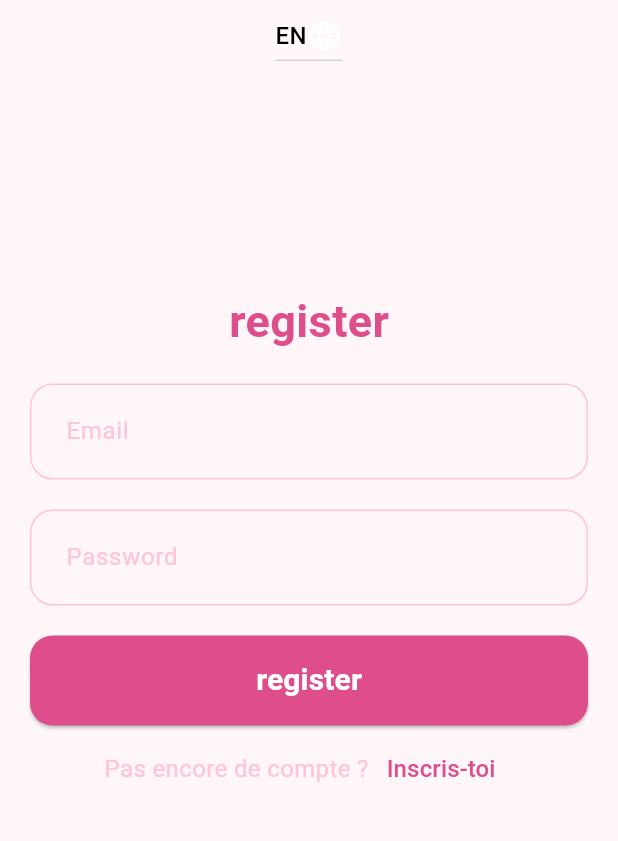
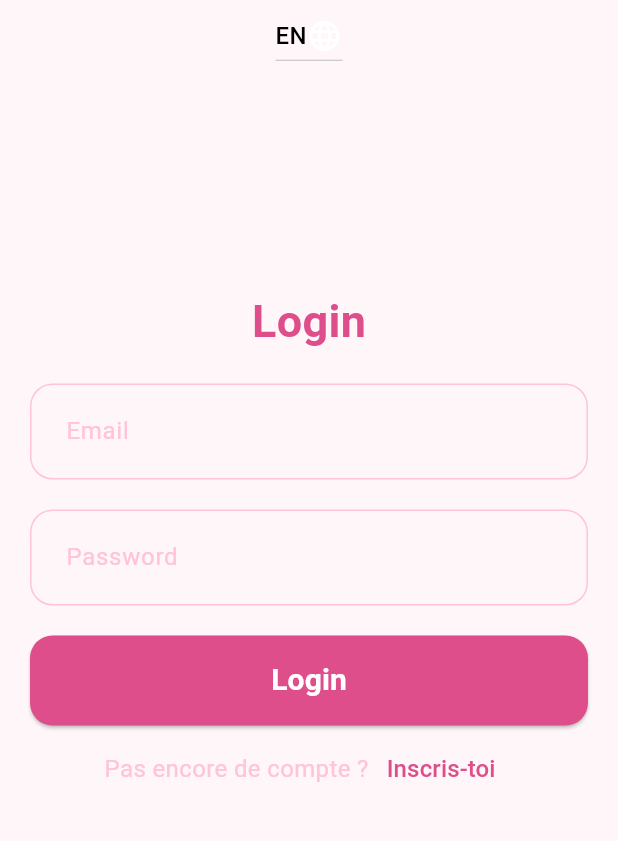
Before and after one commit to TheoBourdel/wedding-app, a Flutter app: the screen it shows after launch, on a phone screen of 412 x 824 dp, the part 277-1118 px from its top. Run offline on Flutter 3.47's test engine with Material 3 defaults, Android fonts, the light colour scheme and no system bars; our stand-ins replace flutter_bloc, flutter_i18n, flutter_rating_bar, font_awesome_flutter, iconsax, image_picker and 3 more; generated files the repository leaves out were written again.

Commit message:
some fix

```diff
--- a/client/lib/features/auth/pages/signin_page.dart
+++ b/client/lib/features/auth/pages/signin_page.dart
@@ -67,7 +67,7 @@ class _SignInPageState extends State<SignInPage> {
 
     return DropdownButton<String>(
       value: localeProvider.currentLocale.languageCode,
-      icon: Icon(Icons.language, color: Colors.white),
+      icon: const Icon(Icons.language, color: Colors.white),
       onChanged: (String? newValue) {
         if (newValue != null) {
           localeProvider.setLocale(newValue);
@@ -80,8 +80,8 @@ class _SignInPageState extends State<SignInPage> {
         return DropdownMenuItem<String>(
           value: value,
           child: Text(
-              value.toUpperCase(),
-              style: TextStyle(color: Colors.black)
+            value.toUpperCase(),
+            style: const TextStyle(color: Colors.black)
           ),
         );
       }).toList(),
@@ -126,8 +126,8 @@ class _SignInPageState extends State<SignInPage> {
                     mainAxisAlignment: MainAxisAlignment.center,
                     children: [
                        Text(
-                        AppLocalizations.of(context)!.register,
-                        style: TextStyle(
+                        AppLocalizations.of(context)!.login,
+                        style: const TextStyle(
                           color: AppColors.pink,
                           fontSize: 30,
                           fontWeight: FontWeight.bold,
@@ -153,8 +153,8 @@ class _SignInPageState extends State<SignInPage> {
                           ),
                         ),
                         child: Text(
-                          AppLocalizations.of(context)!.register,
-                          style: TextStyle(
+                          AppLocalizations.of(context)!.login,
+                          style: const TextStyle(
                             color: Colors.white,
                             fontSize: 20,
                             fontWeight: FontWeight.w600,
--- a/client/lib/features/wedding/pages/wedding_page.dart
+++ b/client/lib/features/wedding/pages/wedding_page.dart
@@ -35,9 +35,7 @@ class WeddingPage extends StatelessWidget {
             } else {
               return WeddingInfoPage(wedding: state.wedding.first);
             }
-
           }
-
           return const SizedBox();
         },
       )
--- a/client/lib/l10n/app_en.arb
+++ b/client/lib/l10n/app_en.arb
@@ -1,4 +1,5 @@
 {
    "language": "English",
-   "register": "register"
+   "login": "Login",
+   "register": "Register"
 }
--- a/client/lib/l10n/app_fr.arb
+++ b/client/lib/l10n/app_fr.arb
@@ -1,4 +1,5 @@
 {
    "language": "Francais",
-   "register": "s'inscrire"
+   "login": "Se connecter",
+   "register": "S'inscrire"
 }
--- a/client/lib/shared/bottom_navigation.dart
+++ b/client/lib/shared/bottom_navigation.dart
@@ -15,7 +15,7 @@ class BottomNavigation extends StatefulWidget {
 class _BottomNavigationState extends State<BottomNavigation> {
   int _currentIndex = 1;
 
-  List<Widget> _screens = [
+  final List<Widget> _screens = [
     const SearchPage(),
     const WeddingPage(),
     const MessageListPage(),
--- a/client/pubspec.yaml
+++ b/client/pubspec.yaml
@@ -36,7 +36,6 @@ dependencies:
   flutter_localizations:
     sdk: flutter
   flutter_i18n: ^0.35.1
-  provider: ^6.0.0
 
 
   # The following adds the Cupertino Icons font to your application.
@@ -113,10 +112,7 @@ flutter:
   # To add assets to your application, add an assets section, like this:
   assets:
     - assets/images/
-    - assets/icons/
     - assets/lang/
-  #   - images/a_dot_burr.jpeg
-  #   - images/a_dot_ham.jpeg
 
   # An image asset can refer to one or more resolution-specific "variants", see
   # https://flutter.dev/assets-and-images/#resolution-aware
```
